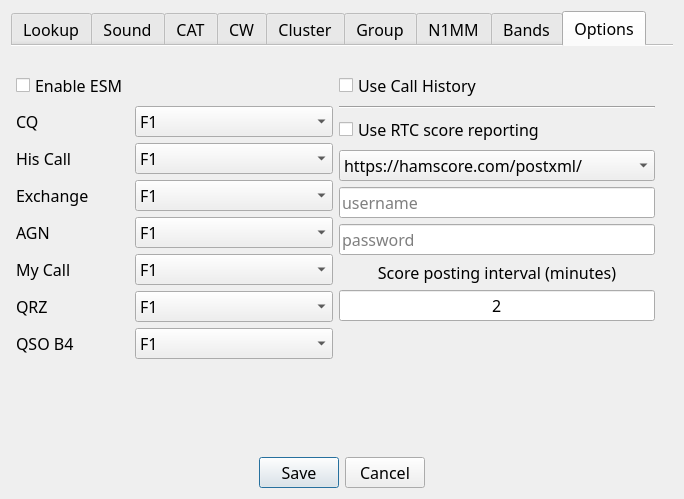
First picture: the form in not1mm/data/configuration.ui, repository mbridak/not1mm, before the edit.
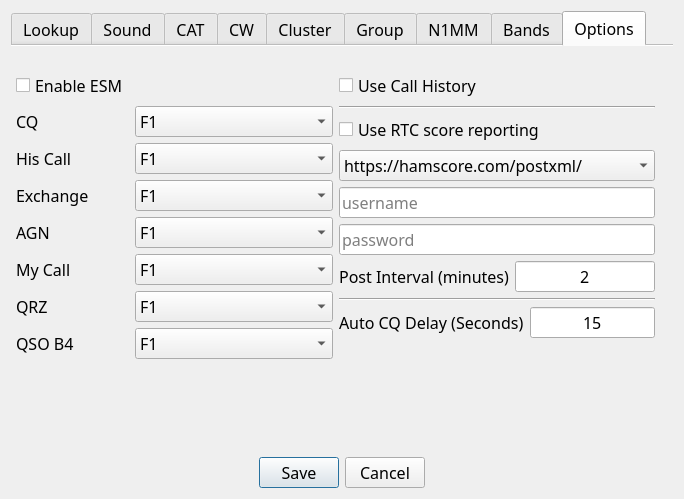
Second picture: the form after the edit. The open tabs and pages were chosen to show the change.

Commit message: @mbridak Add Auto CQ

```diff
--- a/not1mm/data/configuration.ui
+++ b/not1mm/data/configuration.ui
@@ -2244,16 +2244,21 @@
            </widget>
           </item>
           <item>
+           <layout class="QFormLayout" name="formLayout_3">
+            <property name="bottomMargin">
+             <number>0</number>
+            </property>
+            <item row="0" column="0">
            <widget class="QLabel" name="label_28">
             <property name="text">
-             <string>Score posting interval (minutes)</string>
+               <string>Post Interval (minutes)</string>
             </property>
             <property name="alignment">
              <set>Qt::AlignCenter</set>
             </property>
            </widget>
           </item>
-          <item>
+            <item row="0" column="1">
            <widget class="QLineEdit" name="rtc_interval">
             <property name="text">
              <string>2</string>
@@ -2263,6 +2268,45 @@
             </property>
            </widget>
           </item>
+           </layout>
+          </item>
+          <item>
+           <widget class="Line" name="line_3">
+            <property name="orientation">
+             <enum>Qt::Horizontal</enum>
+            </property>
+           </widget>
+          </item>
+          <item>
+           <layout class="QFormLayout" name="formLayout_2">
+            <property name="horizontalSpacing">
+             <number>6</number>
+            </property>
+            <property name="verticalSpacing">
+             <number>6</number>
+            </property>
+            <property name="bottomMargin">
+             <number>0</number>
+            </property>
+            <item row="0" column="0">
+             <widget class="QLabel" name="label_30">
+              <property name="text">
+               <string>Auto CQ Delay (Seconds)</string>
+              </property>
+             </widget>
+            </item>
+            <item row="0" column="1">
+             <widget class="QLineEdit" name="auto_cq_delay">
+              <property name="text">
+               <string>15</string>
+              </property>
+              <property name="alignment">
+               <set>Qt::AlignCenter</set>
+              </property>
+             </widget>
+            </item>
+           </layout>
+          </item>
           <item>
            <spacer name="verticalSpacer_8">
             <property name="orientation">
```
Left out of the diff: 2 changed lines with no effect on the pictures. Lines whose indentation alone changed are shown as unchanged. The commit also changes 8 other files.
